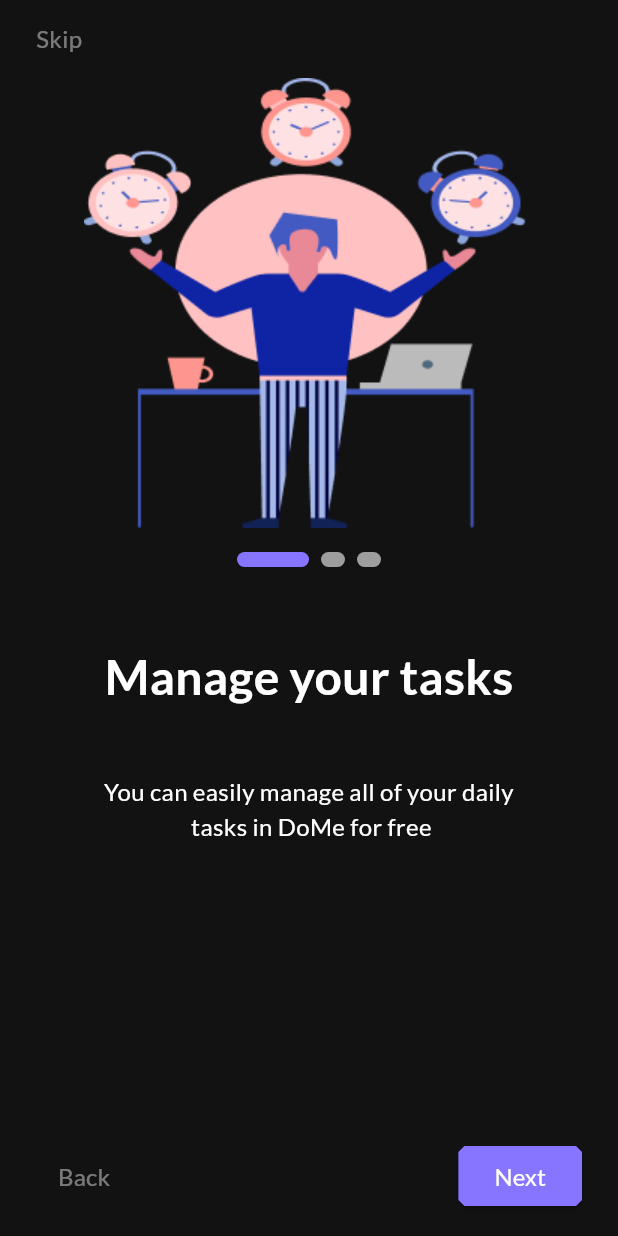
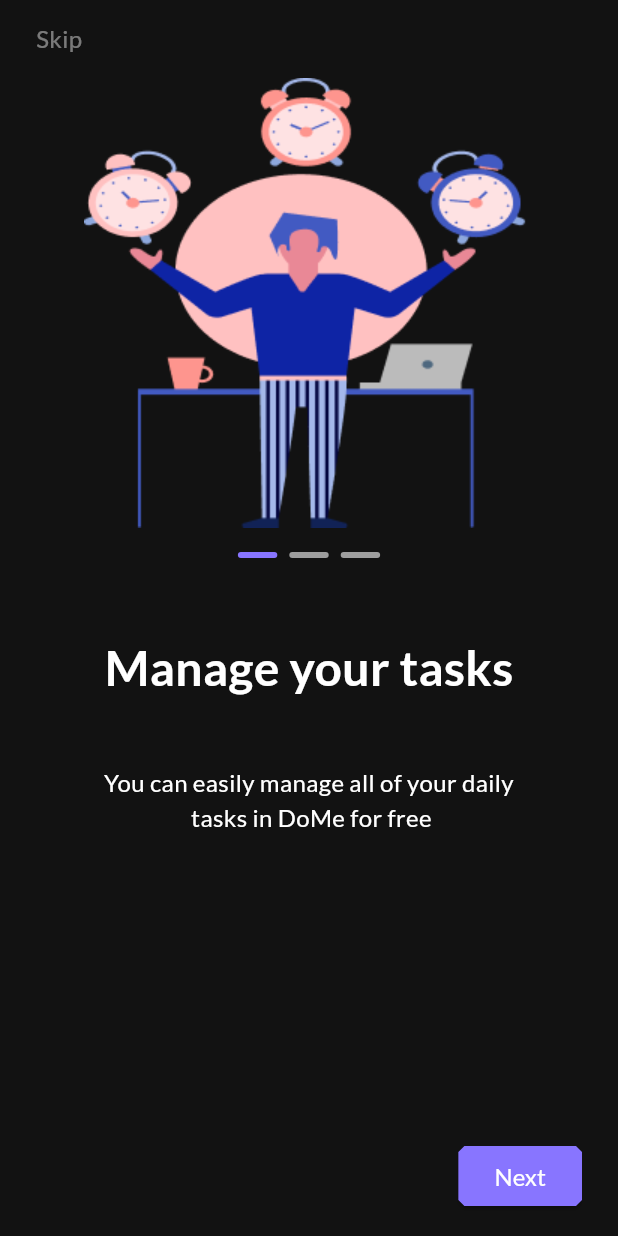
Before and after one commit to Tala-foqha/to_do_app, a Flutter app: the screen it shows after launch, on a phone screen of 412 x 824 dp. Run offline on Flutter 3.47's test engine with Material 3 defaults, Android fonts, the phone set to English and light mode, and no system bars; drawn by our look-alikes of smooth_page_indicator; our stand-ins replace google_fonts.

Commit message:
on boarding page view with all logic done

```diff
--- /dev/null
+++ b/lib/features/auth/data/model/on_boarding_model.dart
@@ -0,0 +1,31 @@
+// features/auth/data/model/on_boarding_model.dart
+
+import 'package:to_do_app/core/helper_functions/utils/app_strings.dart';
+
+class onBoardingModel{
+  final String images;
+  final String title;
+  final String subTitle;
+
+  onBoardingModel({required this.images, required this.title, required this.subTitle});
+
+  static List<onBoardingModel>onBoardingViews=[
+    onBoardingModel(
+      images: 'assets/images/onboarding1.png',
+     title: 'Manage your tasks',
+      subTitle:AppStrings.onBoardingSubTitleOne),
+       onBoardingModel(
+      images: 'assets/images/onboarding2.png',
+     title: AppStrings.onBoardingTitleTwo,
+      subTitle:AppStrings.onBoardingSubTitleTwo),
+
+       onBoardingModel(
+      images: 'assets/images/onboarding3.png',
+     title: AppStrings.onBoardingTitleThree,
+      subTitle:AppStrings.onBoardingSubTitleThree),
+
+
+
+
+    ];
+}
--- a/lib/features/auth/presentation/screen/on_boarding/presentation/views/on_boarding_view.dart
+++ b/lib/features/auth/presentation/screen/on_boarding/presentation/views/on_boarding_view.dart
@@ -4,11 +4,12 @@ import 'package:smooth_page_indicator/smooth_page_indicator.dart';
 import 'package:to_do_app/core/helper_functions/utils/app_colors%20(1).dart';
 import 'package:to_do_app/core/helper_functions/utils/app_strings.dart';
 import 'package:to_do_app/core/helper_functions/utils/app_styles.dart';
-import 'package:to_do_app/features/auth/presentation/screen/on_boarding/presentation/views/widgets/on_boarding_view_body.dart';
+import 'package:to_do_app/features/auth/presentation/screen/on_boarding/presentation/views/widgets/on_boarding_page_view.dart';
 
 class OnBoardingView extends StatelessWidget {
-  const OnBoardingView({super.key});
+   OnBoardingView({super.key});
 static const routeName='onBoarding';
+ PageController controller = PageController();
   @override
   @override
 Widget build(BuildContext context) {
@@ -17,7 +18,9 @@ Widget build(BuildContext context) {
       backgroundColor: AppColors.background,
       body: Padding(
         padding: const EdgeInsets.symmetric(horizontal: 24),
-        child: OnBoardingViewBody(),
+        child: Expanded(
+          child: OnBoardingPageView(controller: controller),
+        ),
       ),
     ),
   );
--- /dev/null
+++ b/lib/features/auth/presentation/screen/on_boarding/presentation/views/widgets/on_boarding_page_view.dart
@@ -0,0 +1,30 @@
+// features/auth/presentation/screen/on_boarding/presentation/views/widgets/on_boarding_page_view.dart
+
+import 'package:flutter/material.dart';
+import 'package:smooth_page_indicator/smooth_page_indicator.dart';
+import 'package:to_do_app/core/helper_functions/utils/app_colors%20(1).dart';
+import 'package:to_do_app/core/helper_functions/utils/app_strings.dart';
+import 'package:to_do_app/core/helper_functions/utils/app_styles.dart';
+import 'package:to_do_app/features/auth/data/model/on_boarding_model.dart';
+import 'package:to_do_app/features/auth/presentation/screen/on_boarding/presentation/views/widgets/on_boarding_page_view_item.dart';
+
+class OnBoardingPageView extends StatelessWidget {
+  const OnBoardingPageView({
+    super.key,
+    required this.controller,
+  });
+
+  final PageController controller;
+
+
+  @override
+  Widget build(BuildContext context) {
+    return PageView.builder(
+      controller: controller,
+      itemCount: 3,
+      itemBuilder:(context,index)=>
+       OnBoardingPageViewItem(controller: controller, onboardingModel: onBoardingModel.onBoardingViews[index],
+       index: index,),
+    );
+  }
+}
--- a/lib/features/auth/presentation/screen/on_boarding/presentation/views/widgets/on_boarding_page_view_item.dart
+++ b/lib/features/auth/presentation/screen/on_boarding/presentation/views/widgets/on_boarding_page_view_item.dart
@@ -1,53 +1,128 @@
 // features/auth/presentation/screen/on_boarding/presentation/views/widgets/on_boarding_page_view_item.dart
-
 
 import 'package:flutter/material.dart';
 import 'package:smooth_page_indicator/smooth_page_indicator.dart';
 import 'package:to_do_app/core/helper_functions/utils/app_colors%20(1).dart';
 import 'package:to_do_app/core/helper_functions/utils/app_strings.dart';
 import 'package:to_do_app/core/helper_functions/utils/app_styles.dart';
+import 'package:to_do_app/features/auth/data/model/on_boarding_model.dart';
 
 class OnBoardingPageViewItem extends StatelessWidget {
   const OnBoardingPageViewItem({
     super.key,
+    required this.controller, required this.onboardingModel, required this.index,
   });
+final onBoardingModel onboardingModel;
+  final PageController controller;
+  final int index;
 
   @override
   Widget build(BuildContext context) {
     return Column(
+     //crossAxisAlignment: CrossAxisAlignment.start,
      children: [
-        Center(child: Image.asset('assets/images/onboarding1.png')),
+       const SizedBox(height: 14),
+    index!=2?   GestureDetector(
+         onTap: () {
+          controller.jumpToPage(2);
+         },
+         child: Align(
+           alignment: Alignment.centerLeft,
+           child: Text(
+             AppStrings.skip,
+             style: AppStyles.latoRegular16.copyWith(
+               color: AppColors.white.withOpacity(0.44),
+             ),
+           ),
+         ),
+       ):SizedBox(),
+       const SizedBox(height: 15),
+       Center(child: Image.asset(onboardingModel.images)),
         SizedBox(height: 16,),
           SmoothPageIndicator(
-          controller: PageController(),
+     controller: controller,
       count: 3,
 
-           effect: ExpandingDotsEffect(
+      effect: SlideEffect(
        activeDotColor: AppColors.primary,
       // dotColor: AppColors.primary,
-           dotHeight: 10,
+      dotHeight: 4,
+      dotWidth: 26.28,
       spacing: 8
 
       ),
       ),
-
        const SizedBox(height: 50),
        Text(
-          AppStrings.onBoardingTitleOne,
+         onboardingModel.title,
          style: AppStyles.latoBold40.copyWith(
            fontSize: 32,
            color: AppColors.white,
          ),
        ),
        const SizedBox(height: 42),
-
        Text(
-          AppStrings.onBoardingSubTitleOne,
+        onboardingModel.subTitle,
          textAlign: TextAlign.center,
          style: AppStyles.latoRegular16.copyWith(
            color: AppColors.white,
          ),
        ),
+       const Spacer(), // يجعل ما بعده ينزل لأسفل الشاشة
+       Row(
+         children: [
+           Visibility(
+            visible: index!=0,
+             child: TextButton(
+               onPressed: () {
+                controller.previousPage(duration: Duration(milliseconds: 300), curve: Curves.fastLinearToSlowEaseIn);
+               },
+               child: Text(
+                 AppStrings.back,
+                 style: AppStyles.latoRegular16.copyWith(
+                   color: AppColors.white.withOpacity(0.44),
+                 ),
+               ),
+             ),
+           ),
+           const Spacer(),
+        index !=2?   ElevatedButton(
+             style: ElevatedButton.styleFrom(
+               backgroundColor: AppColors.primary,
+               shape: BeveledRectangleBorder(
+                 borderRadius: BorderRadiusGeometry.circular(4)
+               )
+             ),
+             onPressed: () {
+              controller.nextPage(duration: Duration(milliseconds: 300), curve: Curves.easeIn);
+             },
+             child: Text(AppStrings.next,
+             style: AppStyles.latoRegular16.copyWith(
+
+              color: AppColors.white
+             ),
+             ),
+
+           ):  ElevatedButton(
+             style: ElevatedButton.styleFrom(
+               backgroundColor: AppColors.primary,
+               shape: BeveledRectangleBorder(
+                 borderRadius: BorderRadiusGeometry.circular(4)
+               )
+             ),
+             onPressed: () {
+              controller.nextPage(duration: Duration(milliseconds: 300), curve: Curves.easeIn);
+             },
+             child: Text(AppStrings.getStarted,
+             style: AppStyles.latoRegular16.copyWith(
+              color: AppColors.white
+             ),
+             ),
+           )
+           ,
+         ],
+       ),
+       const SizedBox(height: 16), // مسافة بسيطة من الأسفل
      ],
           );
   }
--- a/lib/features/auth/presentation/screen/on_boarding/presentation/views/widgets/on_boarding_view_body.dart
+++ /dev/null
@@ -1,65 +0,0 @@
-// features/auth/presentation/screen/on_boarding/presentation/views/widgets/on_boarding_view_body.dart
-
-import 'package:flutter/material.dart';
-import 'package:smooth_page_indicator/smooth_page_indicator.dart';
-import 'package:to_do_app/core/helper_functions/utils/app_colors%20(1).dart';
-import 'package:to_do_app/core/helper_functions/utils/app_strings.dart';
-import 'package:to_do_app/core/helper_functions/utils/app_styles.dart';
-import 'package:to_do_app/features/auth/presentation/screen/on_boarding/presentation/views/widgets/on_boarding_page_view_item.dart';
-
-class OnBoardingViewBody extends StatelessWidget {
-  const OnBoardingViewBody({
-    super.key,
-  });
-
-  @override
-  Widget build(BuildContext context) {
-    return Column(
-      crossAxisAlignment: CrossAxisAlignment.start,
-      children: [
-        const SizedBox(height: 14),
-        GestureDetector(
-          onTap: () {},
-          child: Text(
-            AppStrings.skip,
-            style: AppStyles.latoRegular16.copyWith(
-              color: AppColors.white.withOpacity(0.44),
-            ),
-          ),
-        ),
-        const SizedBox(height: 15),
-        OnBoardingPageViewItem(),
-        const Spacer(), // يجعل ما بعده ينزل لأسفل الشاشة
-        Row(
-          children: [
-            TextButton(
-              onPressed: () {},
-              child: Text(
-                AppStrings.back,
-                style: AppStyles.latoRegular16.copyWith(
-                  color: AppColors.white.withOpacity(0.44),
-                ),
-              ),
-            ),
-            const Spacer(),
-            ElevatedButton(
-              style: ElevatedButton.styleFrom(
-                backgroundColor: AppColors.primary,
-                shape: BeveledRectangleBorder(
-                  borderRadius: BorderRadiusGeometry.circular(4)
-                )
-              ),
-              onPressed: () {},
-              child: Text(AppStrings.next,
-              style: AppStyles.latoRegular16.copyWith(
-                color: AppColors.white
-              ),
-              ),
-            ),
-          ],
-        ),
-        const SizedBox(height: 16), // مسافة بسيطة من الأسفل
-      ],
-    );
-  }
-}
--- a/lib/features/auth/presentation/screen/splash/presentation/views/widgets/splash_view_body.dart
+++ b/lib/features/auth/presentation/screen/splash/presentation/views/widgets/splash_view_body.dart
@@ -21,7 +21,7 @@ class _SplashViewBodyState extends State<SplashViewBody> {
   }
 void navigate(){
   Future.delayed(Duration(seconds: 3),(){
-    Navigator.pushReplacementNamed(context,OnBoardingView.routeName );
+    Navigator.pushNamed(context,OnBoardingView.routeName );
   });
 }
 
```
Also changed, not shown: assets/images/onboarding2.png (added), assets/images/onboarding3.png (added). Lines whose indentation alone changed are shown as unchanged.
